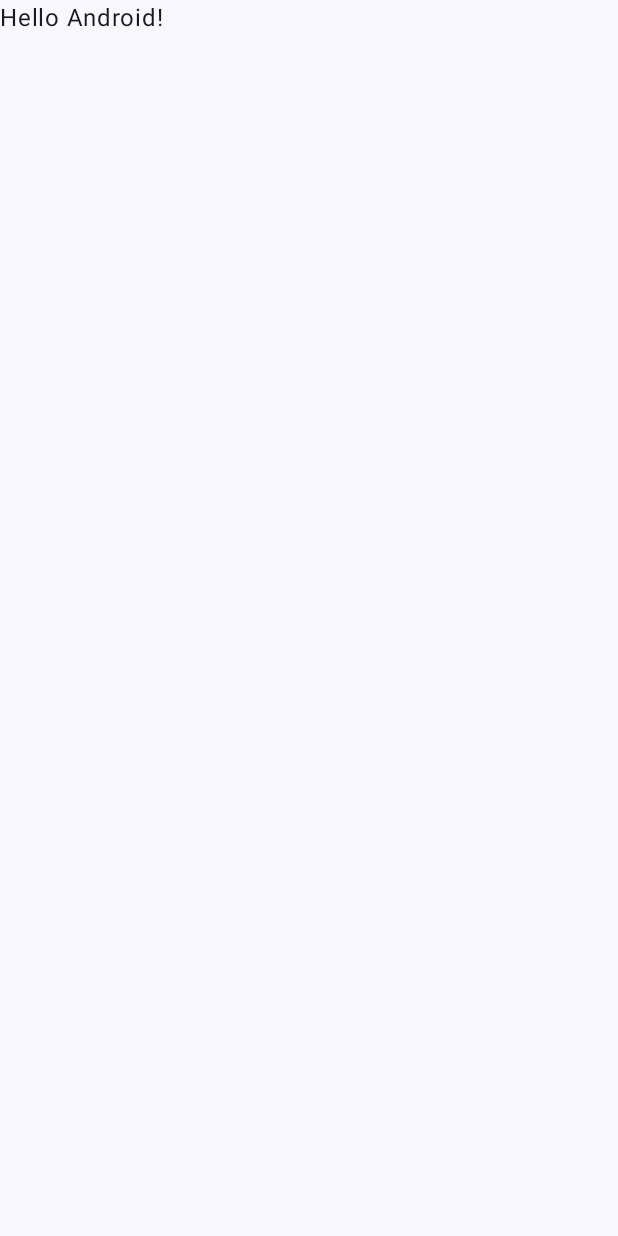
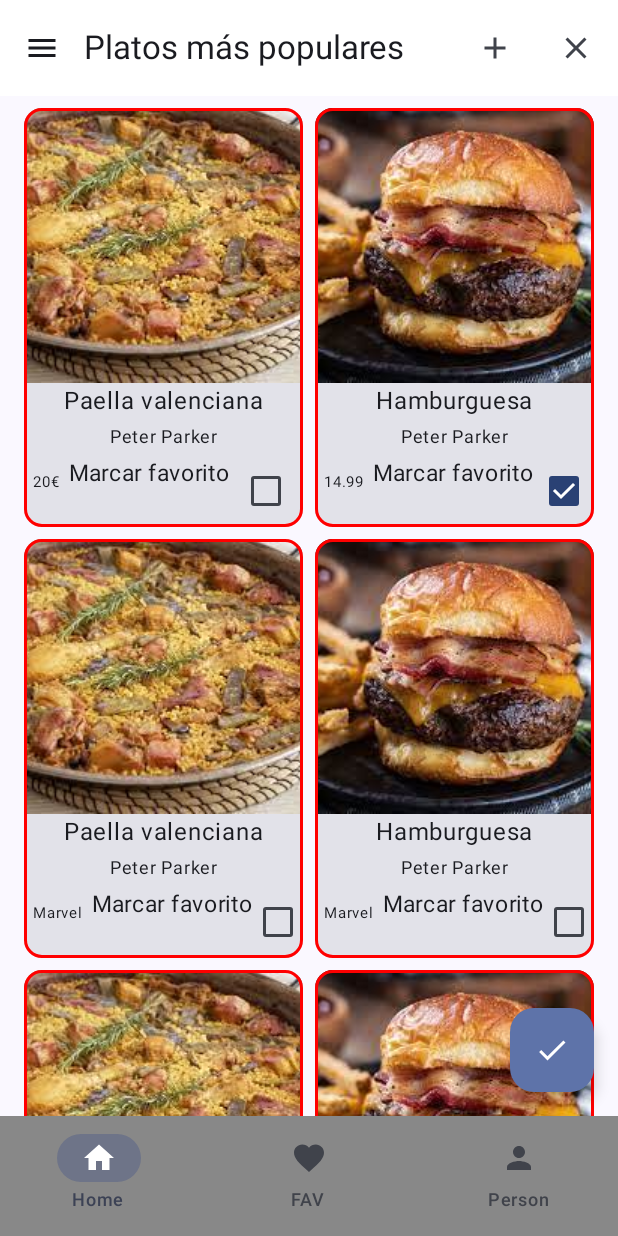
Before and after one commit to Eduardovv3/Trabajo_Android, an Android app built with Jetpack Compose: the screen it shows after launch (MainActivity), on a phone screen of 412 x 824 dp. Before the commit the screen is almost empty. Run offline under Robolectric (Android 15) with nearby library versions, the phone set to English and light mode, and no system bars.

Commit message:
Configurando checkbox

```diff
--- a/app/src/main/java/com/example/trabajo_android/MainActivity.kt
+++ b/app/src/main/java/com/example/trabajo_android/MainActivity.kt
@@ -14,6 +14,7 @@ import androidx.compose.foundation.layout.Box
 import androidx.compose.foundation.layout.Column
 import androidx.compose.foundation.layout.ExperimentalLayoutApi
 import androidx.compose.foundation.layout.PaddingValues
+import androidx.compose.foundation.layout.Row
 import androidx.compose.foundation.layout.Spacer
 import androidx.compose.foundation.layout.consumeWindowInsets
 import androidx.compose.foundation.layout.fillMaxSize
@@ -23,6 +24,9 @@ import androidx.compose.foundation.layout.padding
 import androidx.compose.foundation.layout.size
 import androidx.compose.foundation.layout.width
 import androidx.compose.foundation.lazy.LazyColumn
+import androidx.compose.foundation.lazy.grid.GridCells
+import androidx.compose.foundation.lazy.grid.LazyVerticalGrid
+import androidx.compose.foundation.lazy.grid.items
 import androidx.compose.foundation.lazy.items
 import androidx.compose.material.icons.Icons
 import androidx.compose.material.icons.filled.Add
@@ -33,6 +37,7 @@ import androidx.compose.material.icons.filled.Home
 import androidx.compose.material.icons.filled.Menu
 import androidx.compose.material.icons.filled.Person
 import androidx.compose.material3.Card
+import androidx.compose.material3.Checkbox
 import androidx.compose.material3.ExperimentalMaterial3Api
 import androidx.compose.material3.FabPosition
 import androidx.compose.material3.FloatingActionButton
@@ -49,6 +54,8 @@ import androidx.compose.material3.TopAppBarDefaults
 import androidx.compose.runtime.Composable
 import androidx.compose.runtime.getValue
 import androidx.compose.runtime.mutableIntStateOf
+import androidx.compose.runtime.mutableStateOf
+import androidx.compose.runtime.remember
 import androidx.compose.runtime.saveable.rememberSaveable
 import androidx.compose.runtime.setValue
 import androidx.compose.ui.Alignment
@@ -67,14 +74,12 @@ class MainActivity : ComponentActivity() {
         super.onCreate(savedInstanceState)
         setContent {
             Trabajo_AndroidTheme {
-                // A surface container using the 'background' color from the theme
-                Surface(modifier = Modifier.fillMaxSize(), color = MaterialTheme.colorScheme.background) {
-                    Greeting("Android")
+                Inicio()
                 }
             }
         }
     }
-}
+
 
 @Composable
 fun Greeting(name: String, modifier: Modifier = Modifier) {
@@ -97,7 +102,7 @@ fun Inicio(){
     Scaffold(
         topBar = { MyTopAppBar() },
         content = { innerPadding ->
-            MyContent(innerPadding)
+            ProductosView(innerPadding)
         },
         bottomBar = { MyBottomNavigation() },
         floatingActionButtonPosition = FabPosition.End,
@@ -109,7 +114,7 @@ fun Inicio(){
 @Composable
 fun MyTopAppBar() {
     TopAppBar(
-        title = { Text("Top App Bar") },
+        title = { Text("Platos más populares") },
         colors = TopAppBarDefaults.smallTopAppBarColors(containerColor = Color.White),
         navigationIcon = {
             IconButton(onClick = { }) { Icon(Icons.Filled.Menu, contentDescription = "Desc") }
@@ -125,7 +130,9 @@ fun MyTopAppBar() {
 @Composable
 fun ItemProducto(productos: Productos, onItemSelected: (Productos)-> Unit) {
     Card(border = BorderStroke(2.dp, Color.Red),
-    modifier = Modifier.width(250.dp) .clickable { onItemSelected(productos)}){
+    modifier = Modifier
+        .width(175.dp)
+        .clickable { onItemSelected(productos) }){
         Column(){
             Image(
                 painter = painterResource(id = productos.Imagen),
@@ -143,23 +150,43 @@ fun ItemProducto(productos: Productos, onItemSelected: (Productos)-> Unit) {
                 modifier = Modifier.align(Alignment.CenterHorizontally),
                 fontSize = 12.sp
             )
-            Text(
-                text = productos.Receta,
-                modifier = Modifier.align(Alignment.End).padding(6.dp),
-                fontSize = 10.sp
-            )
+            Row(
+                modifier =  Modifier
+            ) {
+                Text(
+                    text = productos.Precio,
+                    modifier = Modifier
+                        .padding(6.dp),
+                    fontSize = 10.sp
+                )
+                Text(text = "Marcar favorito",
+                    modifier = Modifier,
+                    fontSize = 15.sp)
+                Checkbox(checked = productos.Favorito,
+                    onCheckedChange = {productos.Favorito = it}
+                )
+            }
+
 
         }
 
     }
 }
 
+@OptIn(ExperimentalLayoutApi::class)
 @Composable
-fun ProductosView() {
+fun ProductosView(innerPadding: PaddingValues) {
     val context = LocalContext.current
-    LazyColumn(
+
+    LazyVerticalGrid(
+        modifier = Modifier
+            .consumeWindowInsets(innerPadding)
+            .padding(vertical = 8.dp, horizontal = 16.dp),
+        columns = GridCells.Fixed(2),
+        contentPadding = innerPadding,
         verticalArrangement = Arrangement.spacedBy(8.dp),
-        horizontalAlignment = Alignment.CenterHorizontally
+        horizontalArrangement = Arrangement.spacedBy(8.dp),
+
     ) {
         items(getProductos()) {
             ItemProducto(it) { Toast.makeText(context, it.Nombre, Toast.LENGTH_SHORT).show() }
@@ -171,13 +198,22 @@ fun ProductosView() {
 
 fun getProductos(): List<Productos> {
     return listOf(
-        Productos("Spiderman", "Peter Parker", "Marvel", R.drawable.spiderman),
-        Productos("Wolverine", "James Howlett", "Marvel", R.drawable.logan),
-        Productos("Batman", "Bruce Wayne", "DC", R.drawable.batman),
-        Productos("Thor", "Thor Odinson", "Marvel", R.drawable.thor),
-        Productos("Flash", "Jay Garrick", "DC", R.drawable.flash),
-        Productos("Green Lantern", "Alan Scott", "DC", R.drawable.green_lantern),
-        Productos("Wonder Woman", "Princess Diana", "DC", R.drawable.wonder_woman)
+        Productos("Paella valenciana", "Peter Parker", "20€", R.drawable.paella_valenciana, false),
+        Productos("Hamburguesa", "Peter Parker", "14.99", R.drawable.hamburguesa, true),
+        Productos("Paella valenciana", "Peter Parker", "Marvel", R.drawable.paella_valenciana, false),
+        Productos("Hamburguesa", "Peter Parker", "Marvel", R.drawable.hamburguesa, false),
+        Productos("Paella valenciana", "Peter Parker", "Marvel", R.drawable.paella_valenciana, false),
+        Productos("Hamburguesa", "Peter Parker", "Marvel", R.drawable.hamburguesa, false),
+        Productos("Paella valenciana", "Peter Parker", "Marvel", R.drawable.paella_valenciana, false),
+        Productos("Hamburguesa", "Peter Parker", "Marvel", R.drawable.hamburguesa, false),
+        Productos("Paella valenciana", "Peter Parker", "Marvel", R.drawable.paella_valenciana, false),
+        Productos("Hamburguesa", "Peter Parker", "Marvel", R.drawable.hamburguesa, false),
+        Productos("Paella valenciana", "Peter Parker", "Marvel", R.drawable.paella_valenciana, false),
+        Productos("Hamburguesa", "Peter Parker", "Marvel", R.drawable.hamburguesa, false),
+        Productos("Paella valenciana", "Peter Parker", "Marvel", R.drawable.paella_valenciana, false),
+        Productos("Hamburguesa", "Peter Parker", "Marvel", R.drawable.hamburguesa, false),
+        Productos("Paella valenciana", "Peter Parker", "Marvel", R.drawable.paella_valenciana, false),
+        Productos("Hamburguesa", "Peter Parker", "Marvel", R.drawable.hamburguesa, false),
     )
 }
 @OptIn(ExperimentalLayoutApi::class)
@@ -216,7 +252,7 @@ fun contenidoPopular(){
 fun MyBottomNavigation() {
     var index by rememberSaveable { mutableIntStateOf(0) }
     NavigationBar(
-        containerColor = Color.Red,
+        containerColor = Color.Gray,
         contentColor = Color.White
     ) {
         NavigationBarItem(
--- a/app/src/main/java/com/example/trabajo_android/Productos.kt
+++ b/app/src/main/java/com/example/trabajo_android/Productos.kt
@@ -5,6 +5,7 @@ import androidx.annotation.DrawableRes
 data class Productos(
     var Nombre: String,
     var Ingredientes: String,
-    var Receta: String,
-    @DrawableRes var Imagen: Int
+    var Precio: String,
+    @DrawableRes var Imagen: Int,
+    var Favorito: Boolean
 )
```
Also changed, not shown: app/src/main/java/com/example/trabajo_android/Favoritos.kt (added, +13 -0 lines), app/src/main/res/drawable/hamburguesa.jpeg (added), app/src/main/res/drawable/paella_valenciana.jpeg (added).
